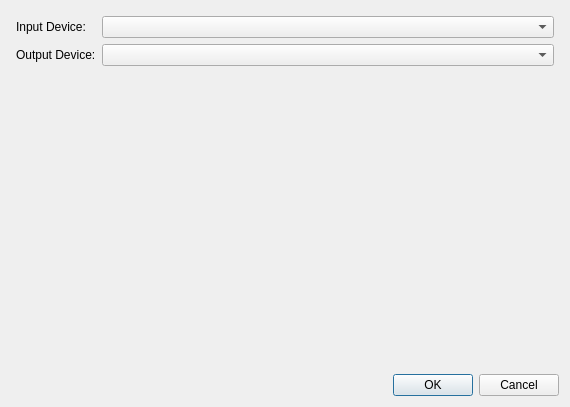
Above: client/settingsdialog.ui from ChaoticEnigma/yaptlytoti before the change. Below: the same form after it.
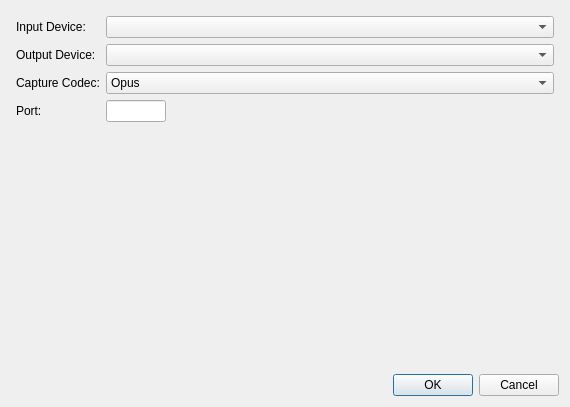
That is the form after the change.

Commit message: audio capture, opus encoding, simple udp transport, opus decoding, and audio playback work

```diff
--- a/client/settingsdialog.ui
+++ b/client/settingsdialog.ui
@@ -48,6 +48,39 @@
      <item row="1" column="1">
       <widget class="QComboBox" name="outputDeviceComboBox"/>
      </item>
+     <item row="2" column="0">
+      <widget class="QLabel" name="captureCodecLabel">
+       <property name="text">
+        <string>Capture Codec:</string>
+       </property>
+      </widget>
+     </item>
+     <item row="2" column="1">
+      <widget class="QComboBox" name="captureCodecComboBox">
+       <item>
+        <property name="text">
+         <string>Opus</string>
+        </property>
+       </item>
+      </widget>
+     </item>
+     <item row="3" column="0">
+      <widget class="QLabel" name="netPortLabel">
+       <property name="text">
+        <string>Port:</string>
+       </property>
+      </widget>
+     </item>
+     <item row="3" column="1">
+      <widget class="QLineEdit" name="netPortLineEdit">
+       <property name="maximumSize">
+        <size>
+         <width>60</width>
+         <height>16777215</height>
+        </size>
+       </property>
+      </widget>
+     </item>
     </layout>
    </item>
    <item>
```
The commit also changes 21 other files.
